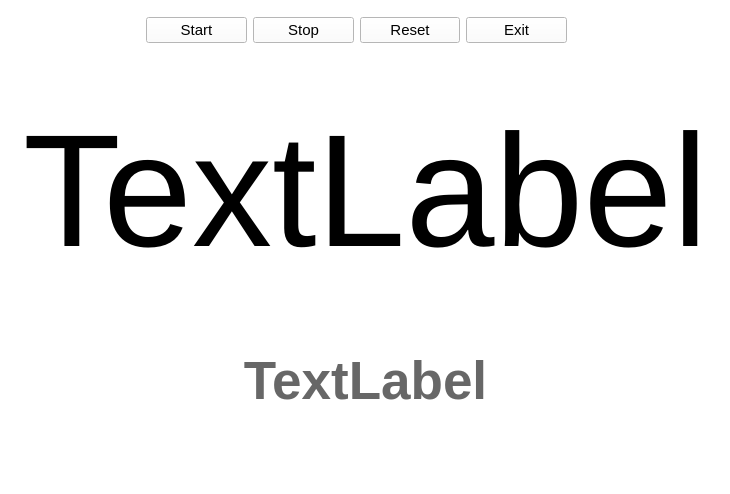
First picture: the form in cronometro.ui, repository frangallardop/cronometro-clf, before the edit.
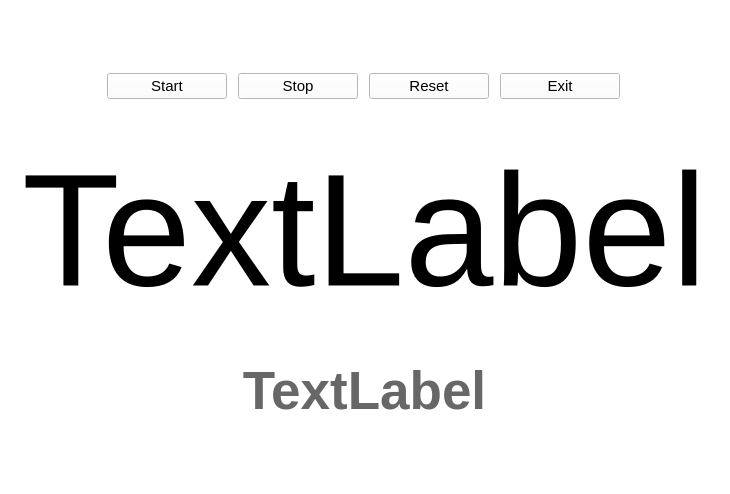
Second picture: the form after the edit.

Commit message: Mas cambios de estilo: temporizador centrado en la ventana #290816

What changed in the file:
```diff
--- a/cronometro.ui
+++ b/cronometro.ui
@@ -28,18 +28,29 @@
   <property name="styleSheet">
    <string notr="true">background-color: rgb(255, 255, 255);</string>
   </property>
-  <widget class="QWidget" name="horizontalLayoutWidget">
-   <property name="geometry">
-    <rect>
-     <x>146</x>
-     <y>10</y>
-     <width>421</width>
-     <height>41</height>
-    </rect>
-   </property>
-   <layout class="QHBoxLayout" name="horizontalLayout_2">
+  <layout class="QGridLayout" name="gridLayout">
+   <item row="1" column="1">
+    <layout class="QHBoxLayout" name="horizontalLayout_4" stretch="0,0,0,0">
+     <property name="spacing">
+      <number>6</number>
+     </property>
+     <property name="sizeConstraint">
+      <enum>QLayout::SetDefaultConstraint</enum>
+     </property>
+     <property name="leftMargin">
+      <number>80</number>
+     </property>
+     <property name="rightMargin">
+      <number>80</number>
+     </property>
     <item>
      <widget class="QPushButton" name="btn_start">
+       <property name="maximumSize">
+        <size>
+         <width>120</width>
+         <height>16777215</height>
+        </size>
+       </property>
       <property name="font">
        <font>
         <pointsize>11</pointsize>
@@ -57,6 +68,12 @@
     </item>
     <item>
      <widget class="QPushButton" name="btn_stop">
+       <property name="maximumSize">
+        <size>
+         <width>120</width>
+         <height>16777215</height>
+        </size>
+       </property>
       <property name="font">
        <font>
         <pointsize>11</pointsize>
@@ -71,6 +88,12 @@
     </item>
     <item>
      <widget class="QPushButton" name="btn_reset">
+       <property name="maximumSize">
+        <size>
+         <width>120</width>
+         <height>16777215</height>
+        </size>
+       </property>
       <property name="font">
        <font>
         <pointsize>11</pointsize>
@@ -85,6 +108,12 @@
     </item>
     <item>
      <widget class="QPushButton" name="btn_exit">
+       <property name="maximumSize">
+        <size>
+         <width>120</width>
+         <height>16777215</height>
+        </size>
+       </property>
       <property name="font">
        <font>
         <pointsize>11</pointsize>
@@ -101,15 +130,14 @@
      </widget>
     </item>
    </layout>
-  </widget>
+   </item>
+   <item row="2" column="1">
   <widget class="QLabel" name="lb_watch">
-   <property name="geometry">
-    <rect>
-     <x>10</x>
-     <y>60</y>
-     <width>711</width>
-     <height>261</height>
-    </rect>
+     <property name="minimumSize">
+      <size>
+       <width>0</width>
+       <height>250</height>
+      </size>
    </property>
    <property name="font">
     <font>
@@ -123,15 +151,9 @@
     <set>Qt::AlignCenter</set>
    </property>
   </widget>
+   </item>
+   <item row="3" column="1">
   <widget class="QLabel" name="labelEstado">
-   <property name="geometry">
-    <rect>
-     <x>220</x>
-     <y>350</y>
-     <width>291</width>
-     <height>61</height>
-    </rect>
-   </property>
    <property name="font">
     <font>
      <pointsize>40</pointsize>
@@ -149,13 +171,60 @@
     <set>Qt::AlignCenter</set>
    </property>
   </widget>
-  <zorder>horizontalLayoutWidget</zorder>
-  <zorder>lb_watch</zorder>
-  <zorder>labelEstado</zorder>
-  <zorder>btn_start</zorder>
-  <zorder>btn_stop</zorder>
-  <zorder>btn_reset</zorder>
-  <zorder>btn_exit</zorder>
+   </item>
+   <item row="1" column="0">
+    <spacer name="horizontalSpacer">
+     <property name="orientation">
+      <enum>Qt::Horizontal</enum>
+     </property>
+     <property name="sizeHint" stdset="0">
+      <size>
+       <width>40</width>
+       <height>20</height>
+      </size>
+     </property>
+    </spacer>
+   </item>
+   <item row="1" column="2">
+    <spacer name="horizontalSpacer_2">
+     <property name="orientation">
+      <enum>Qt::Horizontal</enum>
+     </property>
+     <property name="sizeHint" stdset="0">
+      <size>
+       <width>40</width>
+       <height>20</height>
+      </size>
+     </property>
+    </spacer>
+   </item>
+   <item row="0" column="1">
+    <spacer name="verticalSpacer">
+     <property name="orientation">
+      <enum>Qt::Vertical</enum>
+     </property>
+     <property name="sizeHint" stdset="0">
+      <size>
+       <width>20</width>
+       <height>40</height>
+      </size>
+     </property>
+    </spacer>
+   </item>
+   <item row="4" column="1">
+    <spacer name="verticalSpacer_2">
+     <property name="orientation">
+      <enum>Qt::Vertical</enum>
+     </property>
+     <property name="sizeHint" stdset="0">
+      <size>
+       <width>20</width>
+       <height>40</height>
+      </size>
+     </property>
+    </spacer>
+   </item>
+  </layout>
  </widget>
  <resources/>
  <connections>
```
Lines whose indentation alone changed are shown as unchanged. The commit also changes 2 other files.
